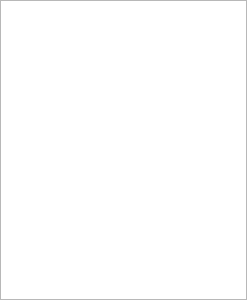
Above: EditableStringList.ui from alexeysavenkov/OOP_Practicum_QtPhoneBook before the change. Below: the same form after it.
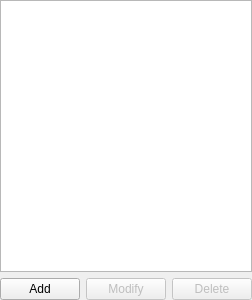
That is the form after the change.

Commit message: refactored EditableStringList. Design is simplified

```diff
--- a/EditableStringList.ui
+++ b/EditableStringList.ui
@@ -27,7 +27,45 @@
     <number>0</number>
    </property>
    <item>
-    <widget class="QListWidget" name="listWidget"/>
+    <widget class="QListWidget" name="listWidget">
+     <property name="font">
+      <font>
+       <pointsize>14</pointsize>
+       <stylestrategy>NoAntialias</stylestrategy>
+      </font>
+     </property>
+    </widget>
+   </item>
+   <item>
+    <layout class="QHBoxLayout" name="horizontalLayout">
+     <item>
+      <widget class="QPushButton" name="btnAdd">
+       <property name="text">
+        <string>Add</string>
+       </property>
+      </widget>
+     </item>
+     <item>
+      <widget class="QPushButton" name="btnModify">
+       <property name="enabled">
+        <bool>false</bool>
+       </property>
+       <property name="text">
+        <string>Modify</string>
+       </property>
+      </widget>
+     </item>
+     <item>
+      <widget class="QPushButton" name="btnDelete">
+       <property name="enabled">
+        <bool>false</bool>
+       </property>
+       <property name="text">
+        <string>Delete</string>
+       </property>
+      </widget>
+     </item>
+    </layout>
    </item>
   </layout>
  </widget>
```
The commit also changes 6 other files.
